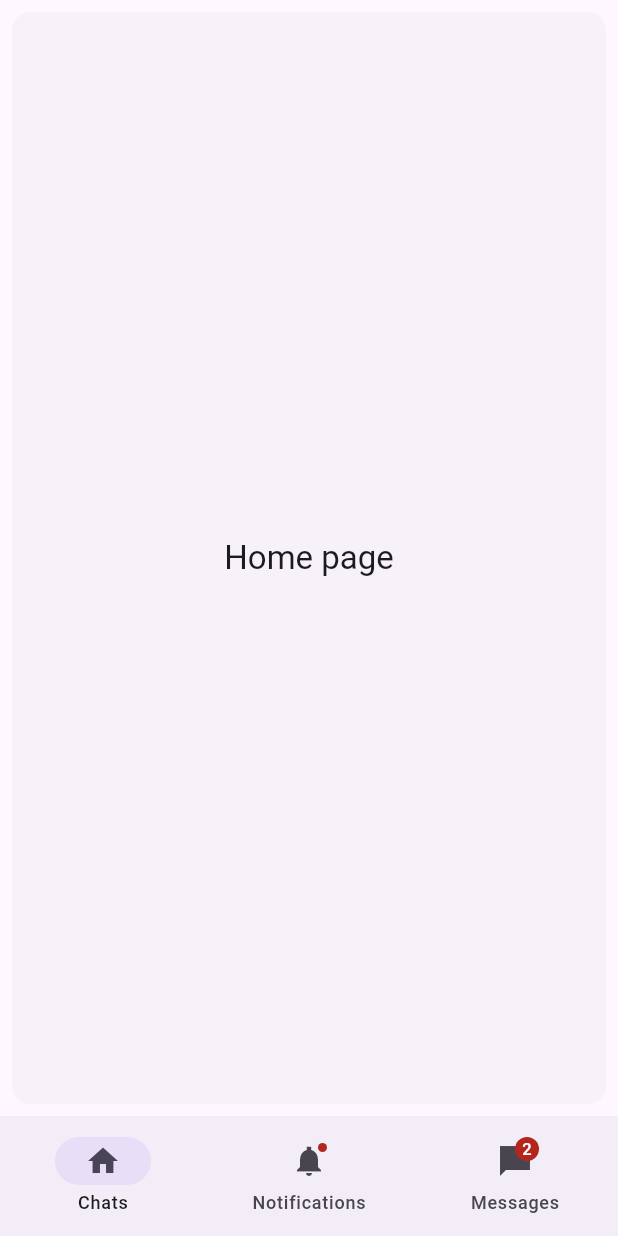
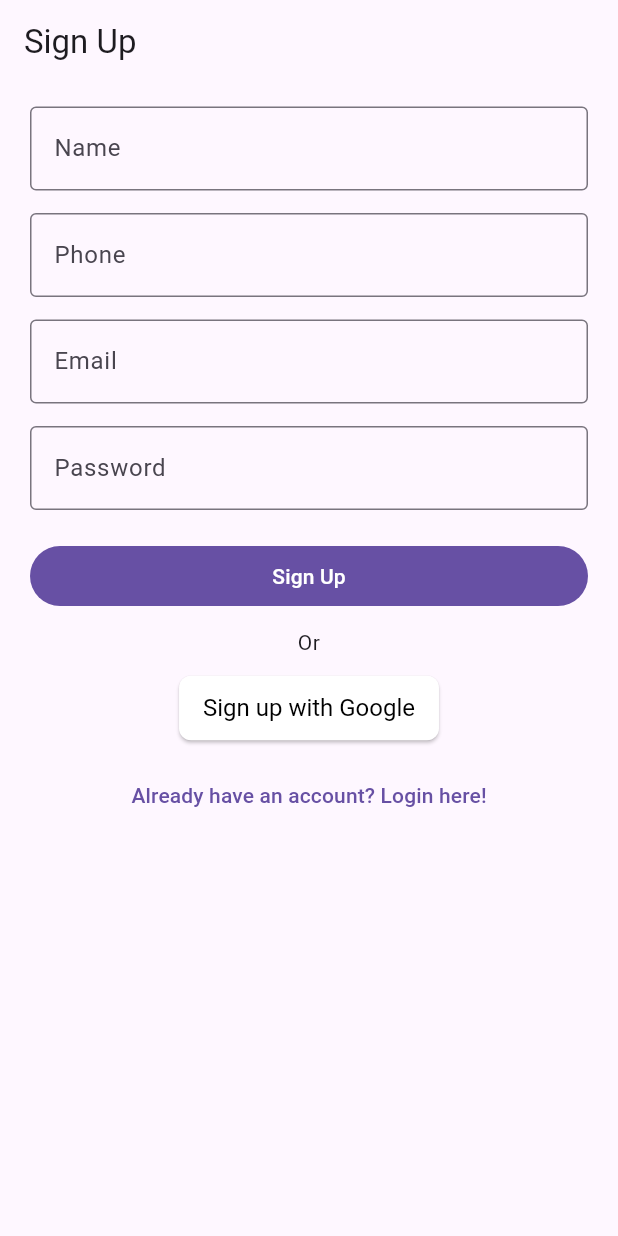
Before and after one commit to Zain-S/chat_loom_flutter, a Flutter app: the screen it shows after launch, on a phone screen of 412 x 824 dp. Run offline on Flutter 3.47's test engine with Material 3 defaults, Android fonts, the phone set to English and light mode, and no system bars; our stand-ins replace cloud_firestore, firebase_auth, firebase_core, firebase_storage, flutter_riverpod, get_it and 1 more; missing offline and left inert: dart:ffi; accounts and stored records are empty.

Commit message:
Completed Sign Up & Log In Design

```diff
--- /dev/null
+++ b/lib/src/domain/model/user.dart
@@ -0,0 +1,43 @@
+import 'package:cloud_firestore/cloud_firestore.dart';
+
+class User {
+  final String? id;
+  final String name;
+  final String email;
+  final String phone;
+  String photoUrl;
+  List<String> conversationIds;
+
+  User({
+    this.id,
+    this.name = '',
+    this.email = '',
+    this.phone = '',
+    this.photoUrl = '',
+    this.conversationIds = const [],
+  });
+
+  // Factory constructor to create a User from a Firestore document snapshot
+  factory User.fromDocument(DocumentSnapshot doc) {
+    final data = doc.data() as Map<String, dynamic>;
+    return User(
+      id: doc.id,
+      name: data['name'] ?? '',
+      email: data['email'] ?? '',
+      phone: data['phone'] ?? '',
+      photoUrl: data['photoUrl'] ?? '',
+      conversationIds: List<String>.from(data['conversationIds'] ?? []),
+    );
+  }
+
+  // Method to convert a User instance to a map for Firestore
+  Map<String, dynamic> toMap() {
+    return {
+      'name': name,
+      'email': email,
+      'phone': phone,
+      'photoUrl': photoUrl,
+      'conversationIds': conversationIds,
+    };
+  }
+}
--- /dev/null
+++ b/lib/src/presentation/auth/signup.dart
@@ -0,0 +1,119 @@
+import 'package:flutter/material.dart';
+
+import 'login.dart';
+
+class SignupScreen extends StatelessWidget {
+  const SignupScreen({super.key});
+
+  @override
+  Widget build(BuildContext context) {
+    return MaterialApp(
+        theme: ThemeData(useMaterial3: true), home: const Signup());
+  }
+}
+
+class Signup extends StatefulWidget {
+  const Signup({super.key});
+
+  @override
+  State<StatefulWidget> createState() => _SignupHomeState();
+}
+
+class _SignupHomeState extends State<Signup> {
+  @override
+  Widget build(BuildContext context) {
+    return Scaffold(
+        appBar: AppBar(
+          title: const Text('Sign Up'),
+        ),
+        body: Padding(
+            padding: const EdgeInsets.symmetric(horizontal: 20.0),
+            child: SingleChildScrollView(
+              child: Column(
+                children: [
+                  const SizedBox(height: 15),
+                  TextFieldCustom(
+                    labelText: 'Name',
+                    keyboardType: TextInputType.name,
+                  ),
+                  const SizedBox(height: 15),
+                  TextFieldCustom(
+                    labelText: 'Phone',
+                    keyboardType: TextInputType.phone,
+                  ),
+                  const SizedBox(height: 15),
+                  TextFieldCustom(
+                    labelText: 'Email',
+                    keyboardType: TextInputType.emailAddress,
+                  ),
+                  const SizedBox(height: 15),
+                  TextFieldCustom(
+                    labelText: 'Password',
+                    obscureText: true,
+                  ),
+                  const SizedBox(height: 20),
+                  SizedBox(
+                    width: double.infinity,
+                    child: FilledButton(
+                      onPressed: () {
+                        print('Click!');
+                      },
+                      child: const Text('Sign Up'),
+                    ),
+                  ),
+                  const SizedBox(height: 10),
+                  const Text('Or', textAlign: TextAlign.center),
+                  const SizedBox(height: 10),
+                  ElevatedButton(
+                    onPressed: () {},
+                    style: ElevatedButton.styleFrom(
+                      backgroundColor: Colors.white,
+                      foregroundColor: Colors.black,
+                      textStyle: const TextStyle(fontSize: 16),
+                      padding: const EdgeInsets.symmetric(
+                          vertical: 12, horizontal: 16),
+                      shape: RoundedRectangleBorder(
+                        borderRadius: BorderRadius.circular(8),
+                      ),
+                    ),
+                    child: const Text('Sign up with Google'),
+                  ),
+                  const SizedBox(height: 10),
+                  TextButton(
+                    onPressed: () {
+                      Navigator.push(
+                        context,
+                        MaterialPageRoute(builder: (context) => LoginScreen()),
+                      );
+                    },
+                    child: const Text('Already have an account? Login here!'),
+                  ),
+                ],
+              ),
+            )));
+  }
+}
+
+class TextFieldCustom extends StatelessWidget {
+  final String labelText;
+  final bool obscureText;
+  final TextInputType keyboardType;
+
+  const TextFieldCustom(
+      {super.key,
+      required this.labelText,
+      this.obscureText = false,
+      this.keyboardType = TextInputType.text});
+
+  @override
+  Widget build(BuildContext context) {
+    return TextField(
+      keyboardType: keyboardType,
+      obscureText: obscureText,
+      decoration: InputDecoration(
+        border: const OutlineInputBorder(),
+        labelText: labelText,
+      ),
+    );
+  }
+}
--- a/pubspec.yaml
+++ b/pubspec.yaml
@@ -35,6 +35,11 @@ dependencies:
   # Use with the CupertinoIcons class for iOS style icons.
   cupertino_icons: ^1.0.8
   firebase_core: ^3.10.0
+  firebase_auth: ^5.4.0
+  cloud_firestore: ^5.6.1
+  firebase_storage: ^12.4.0
+  get_it: ^8.0.3
+  flutter_riverpod: ^2.6.1
 
 dev_dependencies:
   flutter_test:
```
Also changed, not shown: lib/main.dart (+10 -106 lines), lib/src/data/datasource/firebase_data_source.dart (added, +126 -0 lines), lib/src/data/repository/firebase_repository.dart (added, +63 -0 lines), lib/src/domain/repository/Repository.dart (added, +19 -0 lines), lib/src/domain/usecase/user/IsUserLoggedInUseCase.dart (added, +12 -0 lines), lib/src/presentation/auth/login.dart (added, +106 -0 lines), lib/src/presentation/home/home_viewmodel.dart (+66 -5 lines), lib/src/utils/result_data.dart (added, +29 -0 lines), firebase.json (added), lib/firebase_options.dart (added), pubspec.lock, 6 other files.
